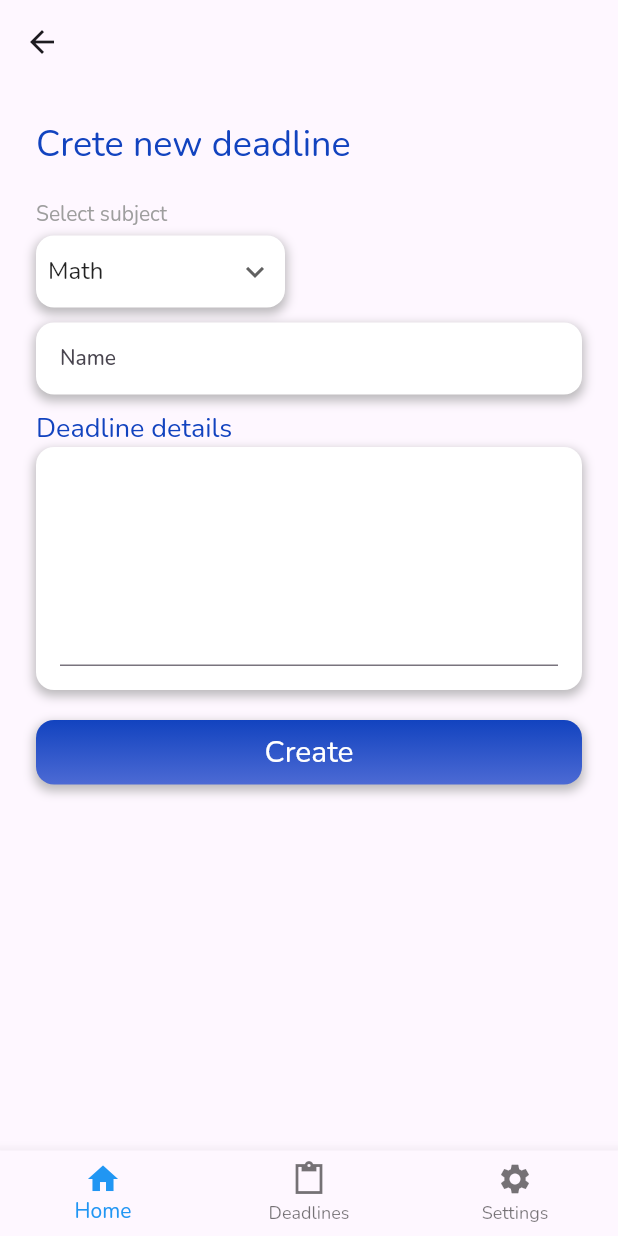
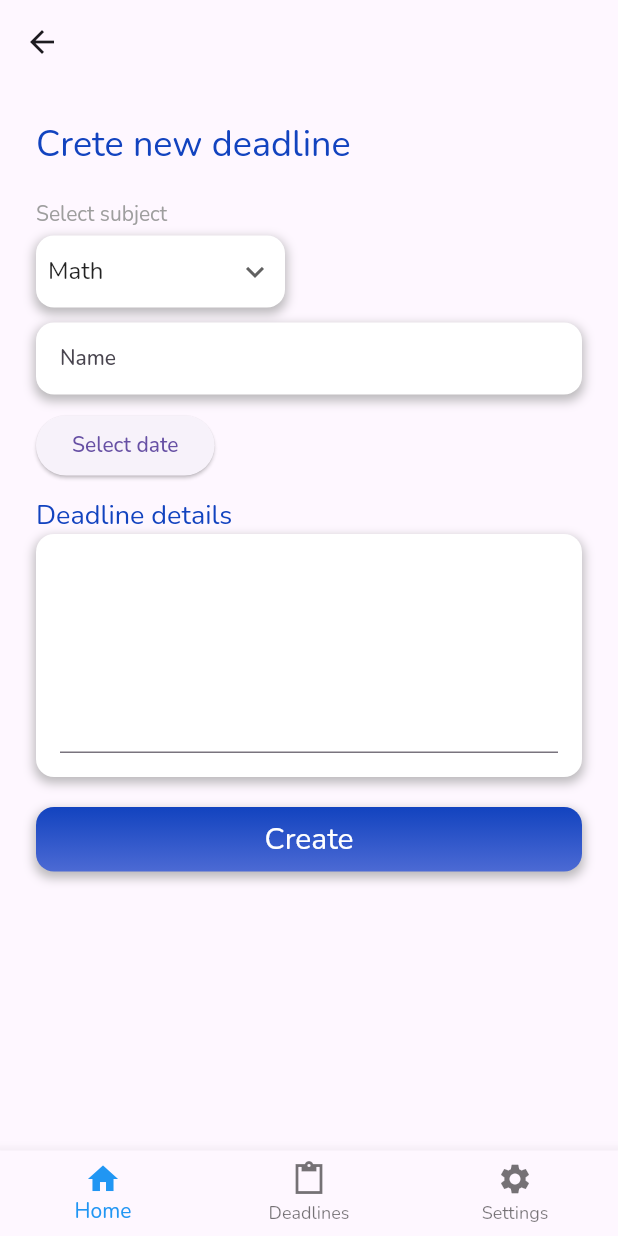
Before and after one commit to P3t0331/skillsprout, a Flutter app: the screen it shows once a user with an empty profile is signed in, after a tap on "Quick add", on a phone screen of 412 x 824 dp. Run offline on Flutter 3.47's test engine with Material 2 defaults, Android fonts, the phone set to English and light mode, and no system bars; our stand-ins replace firebase_auth, firebase_core, flutter_datetime_picker, google_fonts; accounts and stored records are empty.

Commit message:
Deadline page, Subject page

```diff
--- a/lib/main.dart
+++ b/lib/main.dart
@@ -1,6 +1,6 @@
 import 'package:deadline_tracker/app_root.dart';
 import 'package:deadline_tracker/screens/add_subject_page.dart';
-import 'package:deadline_tracker/screens/deadline_page.dart';
+import 'package:deadline_tracker/screens/search_deadlines_page.dart';
 import 'package:deadline_tracker/screens/home_page.dart';
 import 'package:deadline_tracker/screens/login_register_page.dart';
 import 'package:deadline_tracker/screens/settings_page.dart';
--- a/lib/screens/add_deadline_page.dart
+++ b/lib/screens/add_deadline_page.dart
@@ -1,8 +1,9 @@
 import 'package:deadline_tracker/widgets/dropdown_filter.dart';
 import 'package:deadline_tracker/widgets/horizontal_button.dart';
 import 'package:deadline_tracker/widgets/page_container.dart';
-import 'package:deadline_tracker/widgets/small_title_text.dart';
+import 'package:deadline_tracker/widgets/title_text.dart';
 import 'package:flutter/material.dart';
+import 'package:flutter_datetime_picker/flutter_datetime_picker.dart';
 
 import '../widgets/decorated_container.dart';
 import '../widgets/input_field.dart';
@@ -16,7 +17,7 @@ class AddDeadlinePage extends StatelessWidget {
         child: Column(
           crossAxisAlignment: CrossAxisAlignment.start,
           children: [
-            SmallTitleText(text: "Crete new deadline"),
+            TitleText(text: "Crete new deadline"),
             SizedBox(
               height: 20,
             ),
@@ -45,7 +46,22 @@ class AddDeadlinePage extends StatelessWidget {
             SizedBox(
               height: 10,
             ),
-            SmallTitleText(
+            ElevatedButton(
+                onPressed: () {
+                  DatePicker.showDatePicker(context,
+                      showTitleActions: true,
+                      minTime: DateTime(2023, 1, 1),
+                      maxTime: DateTime(2030, 12, 31), onChanged: (date) {
+                    print('change $date');
+                  }, onConfirm: (date) {
+                    print('confirm $date');
+                  }, currentTime: DateTime.now(), locale: LocaleType.en);
+                },
+                child: Text("Select date")),
+            SizedBox(
+              height: 10,
+            ),
+            TitleText(
               text: "Deadline details",
               fontSize: 18,
             ),
--- a/lib/screens/add_subject_page.dart
+++ b/lib/screens/add_subject_page.dart
@@ -1,7 +1,7 @@
 import 'package:deadline_tracker/main.dart';
 import 'package:deadline_tracker/widgets/horizontal_button.dart';
 import 'package:deadline_tracker/widgets/page_container.dart';
-import 'package:deadline_tracker/widgets/small_title_text.dart';
+import 'package:deadline_tracker/widgets/title_text.dart';
 import 'package:flutter/material.dart';
 
 import '../models/deadline.dart';
@@ -34,7 +34,7 @@ class AddSubjectPage extends StatelessWidget {
         child: Column(
           crossAxisAlignment: CrossAxisAlignment.start,
           children: [
-            SmallTitleText(text: "Crete new subject"),
+            TitleText(text: "Crete new subject"),
             SizedBox(height: 20),
             DecoratedContainer(
                 child: InputField(
@@ -59,7 +59,7 @@ class AddSubjectPage extends StatelessWidget {
             SizedBox(height: 20),
             Divider(),
             SizedBox(height: 20),
-            SmallTitleText(text: "Search community subjects"),
+            TitleText(text: "Search community subjects"),
             SizedBox(height: 10),
             DecoratedContainer(
               child: InputField(
--- a/lib/screens/deadline_page.dart
+++ b/lib/screens/deadline_page.dart
@@ -1,59 +1,45 @@
-import 'package:deadline_tracker/widgets/deadline_card.dart';
 import 'package:deadline_tracker/widgets/page_container.dart';
-import 'package:deadline_tracker/widgets/input_field.dart';
-import 'package:deadline_tracker/widgets/small_title_text.dart';
+import 'package:deadline_tracker/widgets/title_text.dart';
 import 'package:flutter/material.dart';
-
-import 'package:deadline_tracker/widgets/decorated_container.dart';
-
-import 'package:deadline_tracker/widgets/dropdown_filter.dart';
+import 'package:intl/intl.dart';
 
 import '../models/deadline.dart';
 
 class DeadlinePage extends StatelessWidget {
+  final Deadline deadline;
+  DeadlinePage({super.key, required this.deadline});
+
   @override
   Widget build(BuildContext context) {
-    return PageContainer(
+    return Scaffold(
+      appBar: AppBar(),
+      body: PageContainer(
         child: Column(
+          crossAxisAlignment: CrossAxisAlignment.start,
           children: [
-          Align(
-            alignment: Alignment.centerLeft,
-            child: SmallTitleText(text: "Sort by"),
+            TitleText(text: deadline.title),
+            SizedBox(
+              height: 20,
             ),
-          SizedBox(height: 10),
-          Align(
-            alignment: Alignment.centerLeft,
-            child: DecoratedContainer(
-              child: DropdownFilter(
-                options: ["Date", "Subject"],
+            Text(
+                "Due: ${DateFormat('E, d MMM yyyy HH:mm').format(deadline.date)}"),
+            SizedBox(
+              height: 20,
             ),
-              padding: EdgeInsets.symmetric(horizontal: 8.0),
+            TitleText(
+              text: "Deadline details",
+              fontSize: 18,
             ),
+            SizedBox(
+              height: 10,
             ),
-          SizedBox(height: 10),
-          DecoratedContainer(
-            child: InputField(),
-            padding: EdgeInsets.symmetric(horizontal: 16.0),
+            Expanded(
+              child: SingleChildScrollView(
+                child: Text(deadline.description),
               ),
-          SizedBox(height: 40),
-          DecoratedContainer(
-              child: DeadlineCard(
-            subjectName: 'subject1',
-            deadline: Deadline(title: 'deadline 1', date: DateTime.now()),
-          )),
-          SizedBox(height: 10),
-          DecoratedContainer(
-              child: DeadlineCard(
-            subjectName: 'subject2',
-            deadline: Deadline(title: 'deadline 1', date: DateTime.now()),
-          )),
-          SizedBox(height: 10),
-          DecoratedContainer(
-              child: DeadlineCard(
-            subjectName: 'subject1',
-            deadline: Deadline(title: 'deadline 2', date: DateTime.now()),
-          )),
+            )
           ],
+        ),
       ),
     );
   }
--- a/lib/screens/home_page.dart
+++ b/lib/screens/home_page.dart
@@ -1,4 +1,5 @@
 import 'package:deadline_tracker/screens/add_subject_page.dart';
+import 'package:deadline_tracker/screens/subject_page.dart';
 import 'package:deadline_tracker/widgets/deadline_card.dart';
 import 'package:deadline_tracker/widgets/deadline_vote_card.dart';
 import 'package:deadline_tracker/widgets/decorated_container.dart';
@@ -7,12 +8,13 @@ import 'package:deadline_tracker/widgets/home_header.dart';
 import 'package:deadline_tracker/widgets/horizontal_button.dart';
 import 'package:deadline_tracker/widgets/page_container.dart';
 import 'package:deadline_tracker/widgets/input_field.dart';
-import 'package:deadline_tracker/widgets/small_title_text.dart';
+import 'package:deadline_tracker/widgets/title_text.dart';
 import 'package:deadline_tracker/widgets/subject_card.dart';
 import 'package:flutter/material.dart';
 
 import '../models/deadline.dart';
 import '../models/subject.dart';
+import '../widgets/add_button.dart';
 import 'add_deadline_page.dart';
 
 class HomePage extends StatelessWidget {
@@ -60,7 +62,7 @@ class HomePage extends StatelessWidget {
         SizedBox(
           height: 20,
         ),
-        SmallTitleText(text: "Subjects"),
+        TitleText(text: "Subjects"),
         SizedBox(
           height: 20,
         ),
@@ -68,22 +70,9 @@ class HomePage extends StatelessWidget {
         SizedBox(
           height: 20,
         ),
-        InkWell(
-          onTap: () {
-            final addSubjectPage = MaterialPageRoute(
-                builder: (BuildContext context) => AddSubjectPage());
-            Navigator.of(context).push(addSubjectPage);
-          },
-          child: DecoratedContainer(
-            child: Center(
-              child: Icon(
-                Icons.add,
-                size: 48,
-                color: Colors.grey,
-              ),
-            ),
-            padding: EdgeInsets.zero,
-          ),
+        AddButton(
+          route: MaterialPageRoute(
+              builder: (BuildContext context) => AddSubjectPage()),
         )
       ],
     ));
@@ -98,9 +87,19 @@ class HomePage extends StatelessWidget {
               shrinkWrap: true,
               itemCount: subjects.length,
               itemBuilder: (BuildContext context, int index) {
-                return DecoratedContainer(
-                  child: SubjectCard(
-                    subject: subjects[index],
+                return InkWell(
+                  onTap: () {
+                    final subjectPage = MaterialPageRoute(
+                      builder: (BuildContext context) => SubjectPage(
+                        subject: subjects[index],
+                      ),
+                    );
+                    Navigator.of(context).push(subjectPage);
+                  },
+                  child: DecoratedContainer(
+                    child: SubjectCard(
+                      subject: subjects[index],
+                    ),
                   ),
                 );
               },
--- a/lib/screens/persistent_navbar_page.dart
+++ b/lib/screens/persistent_navbar_page.dart
@@ -1,4 +1,4 @@
-import 'package:deadline_tracker/screens/deadline_page.dart';
+import 'package:deadline_tracker/screens/search_deadlines_page.dart';
 import 'package:deadline_tracker/screens/settings_page.dart';
 import 'package:flutter/material.dart';
 
@@ -24,7 +24,7 @@ class PersistentBottomNavPage extends StatelessWidget {
           navigatorkey: _homeNavigatorKey,
         ),
         PersistentTabItem(
-          tab: DeadlinePage(),
+          tab: SearchDeadlinesPage(),
           icon: Icons.content_paste_sharp,
           title: 'Deadlines',
           navigatorkey: _deadlinesNavigatorKey,
--- /dev/null
+++ b/lib/screens/search_deadlines_page.dart
@@ -0,0 +1,77 @@
+import 'package:deadline_tracker/widgets/deadline_card.dart';
+import 'package:deadline_tracker/widgets/deadline_list.dart';
+import 'package:deadline_tracker/widgets/page_container.dart';
+import 'package:deadline_tracker/widgets/input_field.dart';
+import 'package:deadline_tracker/widgets/title_text.dart';
+import 'package:flutter/material.dart';
+
+import 'package:deadline_tracker/widgets/decorated_container.dart';
+
+import 'package:deadline_tracker/widgets/dropdown_filter.dart';
+
+import '../models/deadline.dart';
+
+class SearchDeadlinesPage extends StatelessWidget {
+  final List<Deadline> deadlines = [
+    Deadline(
+        title: "HW4",
+        date: DateTime.now(),
+        description:
+            "A very long description: Lorem ipsum dolor sit amet, consectetuer adipiscing elit."
+            " Integer pellentesque quam vel velit. In enim a arcu imperdiet malesuada."
+            " Integer lacinia. Aliquam id dolor. Curabitur vitae diam non enim vestibulum"
+            " interdum. Nullam rhoncus aliquam metus. Nulla pulvinar eleifend sem. Nullam"
+            " sapien sem, ornare ac, nonummy non, lobortis a enim. Sed elit dui, pellentesque"
+            " a, faucibus vel, interdum nec, diam. Lorem ipsum dolor sit amet, consectetuer"
+            " adipiscing elit. Integer pellentesque quam vel velit. In enim a arcu imperdiet"
+            " malesuada. Integer lacinia. Aliquam id dolor. Curabitur vitae diam non enim"
+            " vestibulum interdum. Nullam rhoncus aliquam metus. Nulla pulvinar eleifend sem."
+            " Nullam sapien sem, ornare ac, nonummy non, lobortis a enim. Sed elit dui, pellentesque"
+            " a, faucibus vel, interdum nec, diam. Lorem ipsum dolor sit amet, consectetuer "
+            "adipiscing elit. Integer pellentesque quam vel velit. In enim a arcu imperdiet"
+            " malesuada. Integer lacinia. Aliquam id dolor. Curabitur vitae diam non enim vestibulum"
+            " interdum. Nullam rhoncus aliquam metus. Nulla pulvinar eleifend sem. Nullam sapien sem,"
+            " ornare ac, nonummy non, lobortis a enim. Sed elit dui, pellentesque a, faucibus vel,"
+            " interdum nec, diam."),
+    Deadline(title: "HW2", date: DateTime.now()),
+    Deadline(title: "HW10", date: DateTime.now()),
+    Deadline(title: "HW15", date: DateTime.now()),
+    Deadline(title: "HW27", date: DateTime.now()),
+    Deadline(title: "HW37", date: DateTime.now()),
+    Deadline(title: "HW45", date: DateTime.now()),
+    Deadline(title: "HW55", date: DateTime.now()),
+    Deadline(title: "HW87", date: DateTime.now()),
+    Deadline(title: "HW98", date: DateTime.now()),
+  ];
+
+  @override
+  Widget build(BuildContext context) {
+    return PageContainer(
+      child: Column(
+        crossAxisAlignment: CrossAxisAlignment.start,
+        children: [
+          TitleText(text: "Sort by"),
+          SizedBox(height: 10),
+          DecoratedContainer(
+            child: DropdownFilter(
+              options: ["Date", "Subject"],
+            ),
+            padding: EdgeInsets.symmetric(horizontal: 8.0),
+          ),
+          SizedBox(height: 10),
+          DecoratedContainer(
+            child: InputField(
+              hintText: "Search",
+              useSearchIcon: true,
+            ),
+            padding: EdgeInsets.symmetric(horizontal: 16.0),
+          ),
+          SizedBox(height: 40),
+          Expanded(
+            child: DeadlineList(deadlines: deadlines),
+          )
+        ],
+      ),
+    );
+  }
+}
--- /dev/null
+++ b/lib/widgets/add_button.dart
@@ -0,0 +1,27 @@
+import 'package:flutter/material.dart';
+
+import 'decorated_container.dart';
+
+class AddButton extends StatelessWidget {
+  final MaterialPageRoute<dynamic> route;
+  AddButton({super.key, required this.route});
+
+  @override
+  Widget build(BuildContext context) {
+    return InkWell(
+      onTap: () {
+        Navigator.of(context).push(route);
+      },
+      child: DecoratedContainer(
+        child: Center(
+          child: Icon(
+            Icons.add,
+            size: 48,
+            color: Colors.grey,
+          ),
+        ),
+        padding: EdgeInsets.zero,
+      ),
+    );
+  }
+}
--- a/lib/widgets/deadline_card.dart
+++ b/lib/widgets/deadline_card.dart
@@ -1,11 +1,12 @@
 import 'package:flutter/material.dart';
+import 'package:intl/intl.dart';
 
 import '../models/deadline.dart';
 
 class DeadlineCard extends StatelessWidget {
-  final String subjectName;
+  final String? subjectName;
   final Deadline deadline;
-  DeadlineCard({super.key, required this.subjectName, required this.deadline});
+  DeadlineCard({super.key, this.subjectName = null, required this.deadline});
 
   @override
   Widget build(BuildContext context) {
@@ -14,13 +15,15 @@ class DeadlineCard extends StatelessWidget {
       child: Column(
         crossAxisAlignment: CrossAxisAlignment.start,
         children: [
-          Text(
-            subjectName,
-            style: TextStyle(fontWeight: FontWeight.bold),
-          ),
+          subjectName != null
+              ? Text(
+                  subjectName!,
+                  style: TextStyle(fontWeight: FontWeight.bold),
+                )
+              : SizedBox(),
           Text(deadline.title),
           Text(
-            "Due: " + deadline.date.toIso8601String(),
+            "Due: " + DateFormat('E, d MMM yyyy HH:mm').format(deadline.date),
             style: TextStyle(color: Colors.grey),
           )
         ],
--- /dev/null
+++ b/lib/widgets/deadline_list.dart
@@ -0,0 +1,48 @@
+import 'package:deadline_tracker/widgets/deadline_card.dart';
+import 'package:deadline_tracker/widgets/deadline_vote_card.dart';
+import 'package:flutter/material.dart';
+
+import '../models/deadline.dart';
+import '../screens/deadline_page.dart';
+import 'decorated_container.dart';
+
+class DeadlineList extends StatelessWidget {
+  final List<Deadline> deadlines;
+  final bool useVoteCards;
+
+  DeadlineList({super.key, required this.deadlines, this.useVoteCards = false});
+
+  @override
+  Widget build(BuildContext context) {
+    return Container(
+      child: SingleChildScrollView(
+        padding: EdgeInsets.all(8.0),
+        child: ListView.separated(
+            shrinkWrap: true,
+            itemCount: deadlines.length,
+            itemBuilder: (BuildContext context, int index) {
+              return InkWell(
+                onTap: () {
+                  final subjectPage = MaterialPageRoute(
+                    builder: (BuildContext context) => DeadlinePage(
+                      deadline: deadlines[index],
+                    ),
+                  );
+                  Navigator.of(context).push(subjectPage);
+                },
+                child: DecoratedContainer(
+                  child: useVoteCards
+                      ? DeadlineVoteCard(deadline: deadlines[index])
+                      : DeadlineCard(
+                          deadline: deadlines[index],
+                        ),
+                ),
+              );
+            },
+            separatorBuilder: (BuildContext context, int index) => SizedBox(
+                  height: 20,
+                )),
+      ),
+    );
+  }
+}
--- a/lib/widgets/small_title_text.dart
+++ b/lib/widgets/title_text.dart
@@ -1,10 +1,10 @@
 import 'package:flutter/cupertino.dart';
 
-class SmallTitleText extends StatelessWidget {
+class TitleText extends StatelessWidget {
   final String text;
   final double fontSize;
 
-  SmallTitleText({super.key, required this.text, this.fontSize = 24});
+  TitleText({super.key, required this.text, this.fontSize = 24});
 
   @override
   Widget build(BuildContext context) {
--- a/pubspec.yaml
+++ b/pubspec.yaml
@@ -40,6 +40,7 @@ dependencies:
   cupertino_icons: ^1.0.2
   google_fonts: ^2.1.0
   intl: ^0.17.0
+  flutter_datetime_picker: ^1.5.1
 
 dev_dependencies:
   flutter_test:
```
Also changed, not shown: lib/screens/subject_page.dart (added, +111 -0 lines), lib/widgets/deadline_vote_card.dart (+14 -6 lines), pubspec.lock. Lines whose indentation alone changed are shown as unchanged.
